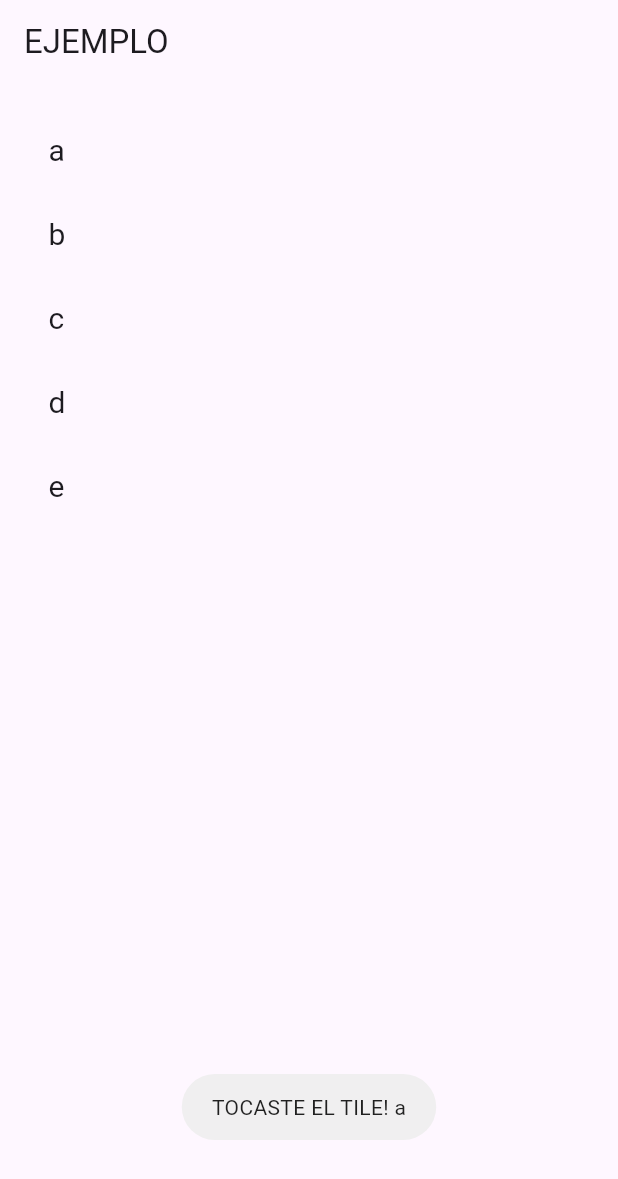
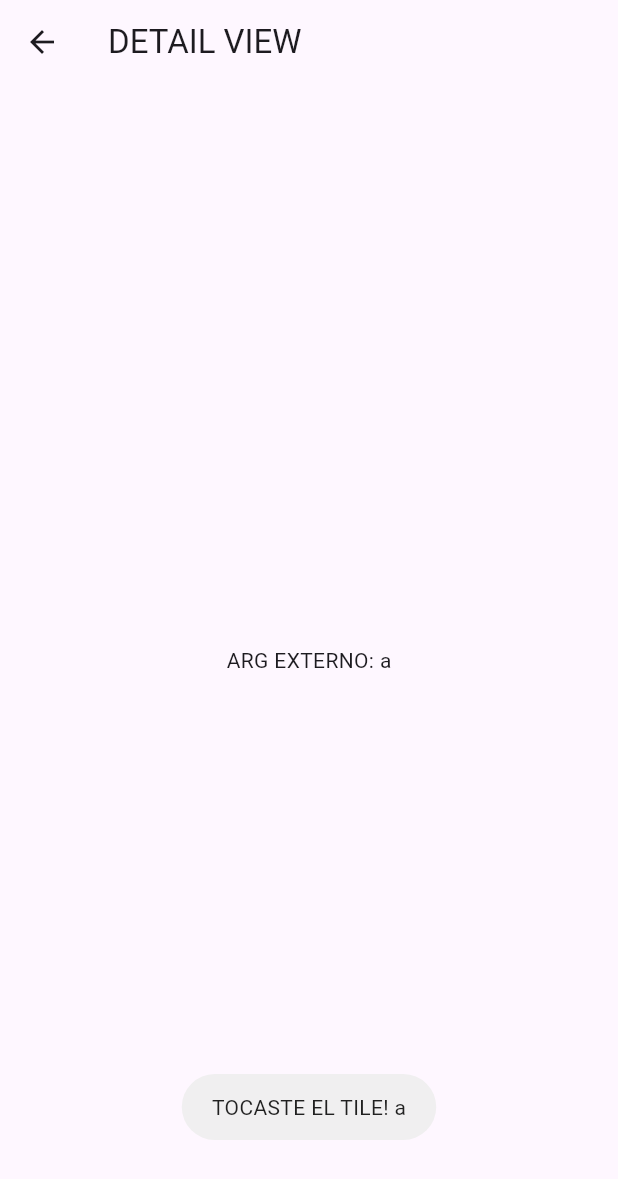
Before and after one commit to gmorivastec/TC2007B_FJ2025_570_5, a Flutter app: the screen it shows after launch, after a tap on an icon or button, on a phone screen of 412 x 824 dp. Shown: the top 1179 px of the screen. Run offline on Flutter 3.47's test engine with Material 3 defaults, Android fonts, the phone set to English and light mode, and no system bars; our stand-ins replace fluttertoast.

Commit message:
clase de mayo 20

```diff
--- a/lib/classes/example.dart
+++ b/lib/classes/example.dart
@@ -74,13 +74,40 @@ class _StatefulExampleWidgetState extends State<StatefulExampleWidget> {
         style: textStyle
       ),
       onTap: () {
+
+        // mensajito emergente de prueba
         Fluttertoast.showToast(
           msg: "TOCASTE EL TILE! $value",
           toastLength: Toast.LENGTH_SHORT,
           gravity: ToastGravity.SNACKBAR,
           timeInSecForIosWeb: 1
         );
+
+        // navegación
+        Navigator.push(
+          context,
+          MaterialPageRoute(
+            builder: (context) => DetailWidget(externalArg: value,)
+          )
+        );
       },
     );
   }
 }
+
+class DetailWidget extends StatelessWidget {
+  const DetailWidget({super.key, required this.externalArg});
+
+  final String externalArg;
+
+  @override
+  Widget build(BuildContext context) {
+    return Scaffold(
+      appBar: AppBar(title: Text("DETAIL VIEW")),
+      body: Center(
+        // child: Image.network('https://flutter.github.io/assets-for-api-docs/assets/widgets/owl.jpg')
+        child: Text("ARG EXTERNO: $externalArg")
+      )
+    );
+  }
+}
```
